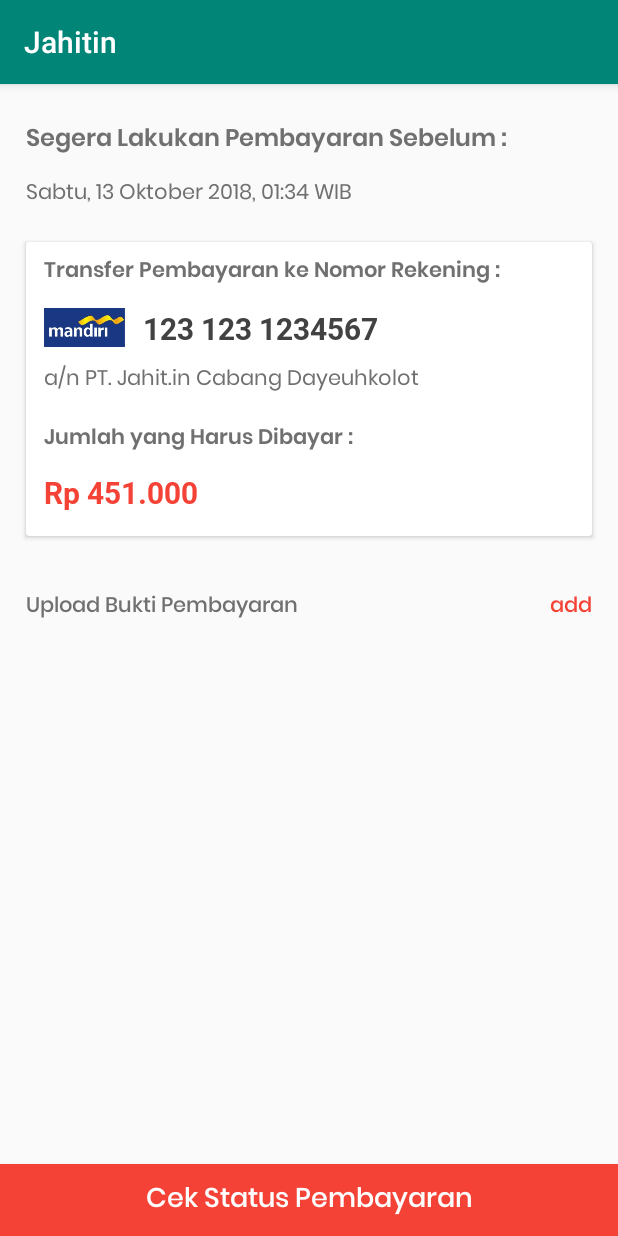
After one commit to Ghalistan/Jahit.in, an Android app: the KonfirmasiPembayaran screen opened directly, with no data from a screen before it, on a phone screen of 412 x 824 dp. The commit adds this screen. Run offline under Robolectric (Android 15) with nearby library versions, the phone set to English and light mode, and no system bars.

Commit message:
(WIP) Page Konfirmasi_Pembayaran
Page Konfirmasi Pembayaran & Base Beranda

```diff
--- a/app/build.gradle
+++ b/app/build.gradle
@@ -4,7 +4,7 @@ android {
     compileSdkVersion 27
     defaultConfig {
         applicationId "protel.jahitin"
-        minSdkVersion 15
+        minSdkVersion 17
         targetSdkVersion 27
         versionCode 1
         versionName "1.0"
@@ -16,13 +16,18 @@ android {
             proguardFiles getDefaultProguardFile('proguard-android.txt'), 'proguard-rules.pro'
         }
     }
+    productFlavors {
+    }
 }
 
 dependencies {
-    implementation fileTree(dir: 'libs', include: ['*.jar'])
+    implementation fileTree(include: ['*.jar'], dir: 'libs')
     implementation 'com.android.support:appcompat-v7:27.1.1'
     implementation 'com.android.support.constraint:constraint-layout:1.1.3'
     testImplementation 'junit:junit:4.12'
     androidTestImplementation 'com.android.support.test:runner:1.0.2'
     androidTestImplementation 'com.android.support.test.espresso:espresso-core:3.0.2'
+    implementation 'com.android.support:cardview-v7:27.1.1'
+    implementation 'com.android.support:recyclerview-v7:27.1.1'
+    implementation 'com.android.support:design:27.1.1'
 }
--- a/app/src/main/AndroidManifest.xml
+++ b/app/src/main/AndroidManifest.xml
@@ -16,6 +16,7 @@
                 <category android:name="android.intent.category.LAUNCHER" />
             </intent-filter>
         </activity>
+        <activity android:name=".KonfirmasiPembayaran"></activity>
     </application>
 
 </manifest>
--- a/app/src/main/java/protel/jahitin/Beranda.java
+++ b/app/src/main/java/protel/jahitin/Beranda.java
@@ -1,12 +1,17 @@
 package protel.jahitin;
 
+import android.app.Activity;
 import android.support.v7.app.AppCompatActivity;
 import android.os.Bundle;
+import android.view.Window;
 
-public class Beranda extends AppCompatActivity {
+public class Beranda extends Activity {
 
     @Override
     protected void onCreate(Bundle savedInstanceState) {
+        this.requestWindowFeature(Window.FEATURE_NO_TITLE);
+        this.setContentView(R.layout.activity_beranda);
+
         super.onCreate(savedInstanceState);
         setContentView(R.layout.activity_beranda);
     }
--- /dev/null
+++ b/app/src/main/java/protel/jahitin/KonfirmasiPembayaran.java
@@ -0,0 +1,13 @@
+package protel.jahitin;
+
+import android.support.v7.app.AppCompatActivity;
+import android.os.Bundle;
+
+public class KonfirmasiPembayaran extends AppCompatActivity {
+
+    @Override
+    protected void onCreate(Bundle savedInstanceState) {
+        super.onCreate(savedInstanceState);
+        setContentView(R.layout.activity_konfirmasi_pembayaran);
+    }
+}
--- /dev/null
+++ b/app/src/main/res/font/poppins.xml
@@ -0,0 +1,15 @@
+<?xml version="1.0" encoding="utf-8"?>
+<font-family xmlns:android="http://schemas.android.com/apk/res/android">
+    <font
+        android:fontStyle="normal"
+        android:fontWeight="400"
+        android:font="@font/poppinsregular"/>
+    <font
+        android:fontStyle="normal"
+        android:fontWeight="400"
+        android:font="@font/poppinsmedium"/>
+    <font
+        android:fontStyle="normal"
+        android:fontWeight="400"
+        android:font="@font/poppinssemibold"/>
+</font-family>
--- a/app/src/main/res/layout/activity_beranda.xml
+++ b/app/src/main/res/layout/activity_beranda.xml
@@ -1,18 +1,13 @@
 <?xml version="1.0" encoding="utf-8"?>
-<android.support.constraint.ConstraintLayout xmlns:android="http://schemas.android.com/apk/res/android"
-    xmlns:app="http://schemas.android.com/apk/res-auto"
+<ScrollView xmlns:android="http://schemas.android.com/apk/res/android"
     xmlns:tools="http://schemas.android.com/tools"
+    android:id="@+id/activity_beranda"
     android:layout_width="match_parent"
     android:layout_height="match_parent"
+    android:background="@android:color/white"
     tools:context=".Beranda">
-
     <TextView
-        android:layout_width="wrap_content"
+        android:layout_width="match_parent"
         android:layout_height="wrap_content"
-        android:text="Hello World!"
-        app:layout_constraintBottom_toBottomOf="parent"
-        app:layout_constraintLeft_toLeftOf="parent"
-        app:layout_constraintRight_toRightOf="parent"
-        app:layout_constraintTop_toTopOf="parent" />
-
-</android.support.constraint.ConstraintLayout>
+        android:text="Test"/>
+</ScrollView>
--- /dev/null
+++ b/app/src/main/res/layout/activity_konfirmasi_pembayaran.xml
@@ -0,0 +1,120 @@
+<?xml version="1.0" encoding="utf-8"?>
+<LinearLayout
+    xmlns:android="http://schemas.android.com/apk/res/android"
+    android:layout_width="match_parent"
+    android:layout_height="match_parent"
+    android:orientation="vertical">
+    <RelativeLayout
+        android:layout_width="match_parent"
+        android:layout_height="wrap_content"
+        android:paddingLeft="17dp"
+        android:paddingRight="17dp"
+        android:paddingTop="23dp"
+        android:orientation="vertical">
+        <TextView
+            style="@style/konfirmasi"
+            android:id="@+id/notif1"
+            android:layout_width="wrap_content"
+            android:layout_height="wrap_content"
+            android:text="@string/Pembayaran"
+            android:layout_marginRight="21dp" />
+        <TextView
+            style="@style/konfirmasiTanggal"
+            android:id="@+id/konf_tanggal"
+            android:layout_width="wrap_content"
+            android:layout_height="wrap_content"
+            android:text="@string/Tanggal"
+            android:layout_below="@id/notif1"
+            android:layout_marginTop="10dp"/>
+    </RelativeLayout>
+    <android.support.v7.widget.CardView
+        android:layout_width="match_parent"
+        android:layout_height="wrap_content"
+        android:layout_gravity="center"
+        android:layout_marginLeft="17dp"
+        android:layout_marginRight="17dp"
+        android:layout_marginTop="20dp">
+        <RelativeLayout
+            android:id="@+id/card_rek"
+            android:layout_width="match_parent"
+            android:layout_height="wrap_content"
+            android:paddingLeft="12dp"
+            android:paddingRight="12dp">
+            <TextView
+                style="@style/konfirmasi2"
+                android:id="@+id/pesankonf"
+                android:layout_width="wrap_content"
+                android:layout_height="wrap_content"
+                android:text="@string/Transfer"
+                android:layout_marginTop="8dp"/>
+            <ImageView
+                android:id="@+id/Bank_icon"
+                android:layout_width="53.9dp"
+                android:layout_height="26dp"
+                android:layout_below="@id/pesankonf"
+                android:layout_marginTop="12dp"
+                android:src="@drawable/mandiri"/>
+            <TextView
+                style="@style/noRek"
+                android:layout_width="wrap_content"
+                android:layout_height="wrap_content"
+                android:text="123 123 1234567"
+                android:layout_marginLeft="12dp"
+                android:layout_marginTop="12dp"
+                android:layout_toRightOf="@+id/Bank_icon"
+                android:layout_below="@id/pesankonf"/>
+            <TextView
+                style="@style/namRek"
+                android:id="@+id/nam_rek"
+                android:layout_width="wrap_content"
+                android:layout_height="wrap_content"
+                android:text="a/n PT. Jahit.in Cabang Dayeuhkolot"
+                android:layout_marginTop="10dp"
+                android:layout_below="@+id/Bank_icon"/>
+            <TextView
+                style="@style/konfirmasi2"
+                android:id="@+id/total_pay"
+                android:layout_width="wrap_content"
+                android:layout_height="wrap_content"
+                android:text="Jumlah yang Harus Dibayar :"
+                android:layout_marginTop="15dp"
+                android:layout_below="@id/nam_rek"/>
+            <TextView
+                style="@style/nominal"
+                android:layout_width="wrap_content"
+                android:layout_height="wrap_content"
+                android:text="Rp 451.000"
+                android:layout_marginTop="10dp"
+                android:layout_marginBottom="15dp"
+                android:layout_below="@id/total_pay"/>
+        </RelativeLayout>
+    </android.support.v7.widget.CardView>
+    <RelativeLayout
+        android:layout_width="match_parent"
+        android:layout_height="wrap_content"
+        android:layout_marginLeft="17dp"
+        android:layout_marginRight="17dp"
+        android:layout_marginTop="35dp">
+        <TextView
+            style="@style/buktipay"
+            android:id="@+id/bukti_pay"
+            android:layout_width="wrap_content"
+            android:layout_height="wrap_content"
+            android:text="Upload Bukti Pembayaran"/>
+        <TextView
+            style="@style/buktiadd"
+            android:layout_width="match_parent"
+            android:layout_height="wrap_content"
+            android:text="add"/>
+    </RelativeLayout>
+    <RelativeLayout
+        android:layout_width="match_parent"
+        android:layout_height="match_parent">
+        <Button
+            style="@style/CekStatButton"
+            android:layout_width="match_parent"
+            android:layout_height="wrap_content"
+            android:text="Cek Status Pembayaran"
+            android:layout_alignParentBottom="true"/>
+    </RelativeLayout>
+</LinearLayout>
--- a/app/src/main/res/values/strings.xml
+++ b/app/src/main/res/values/strings.xml
@@ -1,3 +1,6 @@
 <resources>
     <string name="app_name">Jahitin</string>
+    <string name="Pembayaran">Segera Lakukan Pembayaran Sebelum :</string>
+    <string name="Tanggal">Sabtu, 13 Oktober 2018, 01:34 WIB</string>
+    <string name="Transfer">Transfer Pembayaran ke Nomor Rekening :</string>
 </resources>
--- a/app/src/main/res/values/styles.xml
+++ b/app/src/main/res/values/styles.xml
@@ -1,5 +1,4 @@
 <resources>
-
     <!-- Base application theme. -->
     <style name="AppTheme" parent="Theme.AppCompat.Light.DarkActionBar">
         <!-- Customize your theme here. -->
@@ -8,4 +7,63 @@
         <item name="colorAccent">@color/colorAccent</item>
     </style>
 
+    <!-- konfirmasi_pembayaran.xml -->
+    <style name="confact">
+
+    </style>
+    <style name="konfirmasi">
+        <item name="android:textSize">16sp</item>
+        <item name="android:textColor">#707070</item>
+        <item name="android:lineSpacingExtra">4sp</item>
+        <item name="android:fontFamily">@font/poppinssemibold</item>
+    </style>
+    <style name="konfirmasiTanggal">
+        <item name="android:textSize">14sp</item>
+        <item name="android:textColor">#707070</item>
+        <item name="android:lineSpacingExtra">2sp</item>
+        <item name="android:fontFamily">@font/poppinsregular</item>
+    </style>
+    <style name="konfirmasi2">
+        <item name="android:textSize">14sp</item>
+        <item name="android:textColor">#707070</item>
+        <item name="android:fontFamily">@font/poppinssemibold</item>
+    </style>
+    <style name="noRek">
+        <item name="android:textSize">20sp</item>
+        <item name="android:lineSpacingExtra">-5sp</item>
+        <item name="android:textColor">#424242</item>
+        <item name="android:fontFamily">@font/robotobold</item>
+    </style>
+    <style name="namRek">
+        <item name="android:textSize">14sp</item>
+        <item name="android:textColor">#707070</item>
+        <item name="android:fontFamily">@font/poppinsregular</item>
+    </style>
+    <style name="nominal">
+        <item name="android:textSize">20sp</item>
+        <item name="android:textColor">#f44336</item>
+        <item name="android:lineSpacingExtra">-5sp</item>
+        <item name="android:fontFamily">@font/robotobold</item>
+    </style>
+    <style name="buktipay">
+        <item name="android:textSize">14sp</item>
+        <item name="android:textColor">#707070</item>
+        <item name="android:lineSpacingExtra">4sp</item>
+        <item name="android:fontFamily">@font/poppinsmedium</item>
+    </style>
+    <style name="buktiadd">
+        <item name="android:textSize">14sp</item>
+        <item name="android:textColor">#f44336</item>
+        <item name="android:lineSpacingExtra">4sp</item>
+        <item name="android:gravity">end</item>
+        <item name="android:fontFamily">@font/poppinsmedium</item>
+    </style>
+    <style name="CekStatButton">
+        <item name="android:textSize">18sp</item>
+        <item name="android:textColor">#ffffff</item>
+        <item name="android:background">#f44336</item>
+        <item name="android:lineSpacingExtra">-6sp</item>
+        <item name="android:fontFamily">@font/poppinsmedium</item>
+        <item name="android:textAllCaps">false</item>
+    </style>
 </resources>
```
Also changed, not shown: app/src/main/res/drawable/mandiri.jpg (added), app/src/main/res/font/poppinsmedium.ttf (added), app/src/main/res/font/poppinsregular.ttf (added), app/src/main/res/font/poppinssemibold.ttf (added), app/src/main/res/font/robotobold.ttf (added).
